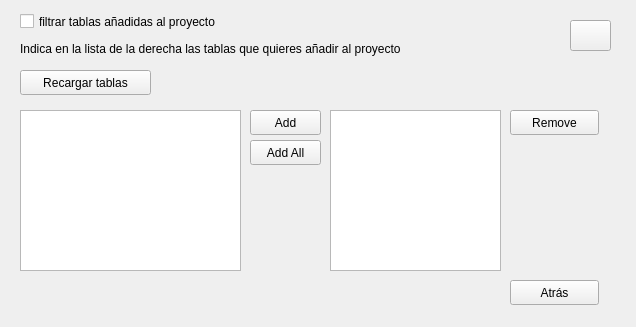
Before: the Qt Designer form dialog_conf_sync.ui in itacyldev/QGIS-crtchk, drawn with Qt 5.
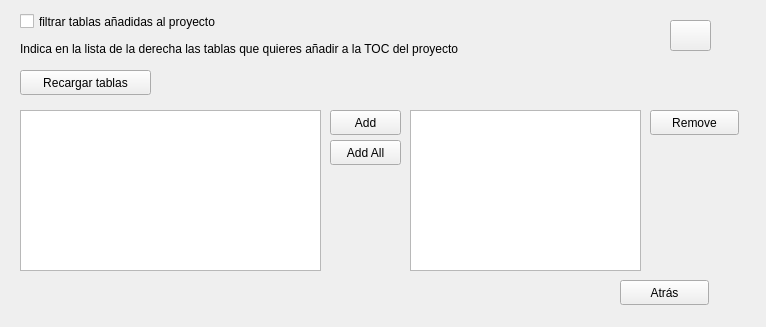
After: the same form once the commit is applied. The open tabs and pages were chosen to show the change. Icons and pictures are not drawn. Custom widgets are drawn as their Qt base class.

Diff of the .ui file:
```diff
--- a/dialog_conf_sync.ui
+++ b/dialog_conf_sync.ui
@@ -6,10 +6,16 @@
    <rect>
     <x>0</x>
     <y>0</y>
-    <width>636</width>
+    <width>766</width>
     <height>327</height>
    </rect>
   </property>
+  <property name="sizePolicy">
+   <sizepolicy hsizetype="Expanding" vsizetype="Expanding">
+    <horstretch>0</horstretch>
+    <verstretch>0</verstretch>
+   </sizepolicy>
+  </property>
   <property name="windowTitle">
    <string>CartoDruid Synchronizer</string>
   </property>
@@ -18,10 +24,19 @@
     <rect>
      <x>10</x>
      <y>10</y>
-     <width>601</width>
+     <width>741</width>
      <height>301</height>
     </rect>
    </property>
+   <property name="sizePolicy">
+    <sizepolicy hsizetype="Expanding" vsizetype="Expanding">
+     <horstretch>0</horstretch>
+     <verstretch>0</verstretch>
+    </sizepolicy>
+   </property>
+   <property name="lineWidth">
+    <number>1</number>
+   </property>
    <widget class="QWidget" name="wks_conf">
     <widget class="QWidget" name="formLayoutWidget">
      <property name="geometry">
@@ -149,20 +164,35 @@
     </widget>
    </widget>
    <widget class="QWidget" name="table_filter">
+    <property name="sizePolicy">
+     <sizepolicy hsizetype="Expanding" vsizetype="Expanding">
+      <horstretch>0</horstretch>
+      <verstretch>0</verstretch>
+     </sizepolicy>
+    </property>
     <widget class="QListWidget" name="lstw_selectionList">
      <property name="geometry">
       <rect>
-       <x>320</x>
+       <x>400</x>
        <y>100</y>
-       <width>171</width>
+       <width>231</width>
        <height>161</height>
       </rect>
      </property>
+     <property name="sizePolicy">
+      <sizepolicy hsizetype="Expanding" vsizetype="Expanding">
+       <horstretch>0</horstretch>
+       <verstretch>0</verstretch>
+      </sizepolicy>
+     </property>
+     <property name="resizeMode">
+      <enum>QListView::Adjust</enum>
+     </property>
     </widget>
     <widget class="QPushButton" name="btn_add_all">
      <property name="geometry">
       <rect>
-       <x>240</x>
+       <x>320</x>
        <y>130</y>
        <width>71</width>
        <height>25</height>
@@ -182,26 +212,13 @@
       </rect>
      </property>
      <property name="text">
-      <string>Indica en la lista de la derecha las tablas que quieres añadir al proyecto</string>
-     </property>
-    </widget>
-    <widget class="QPushButton" name="btn_remove">
-     <property name="geometry">
-      <rect>
-       <x>500</x>
-       <y>100</y>
-       <width>89</width>
-       <height>25</height>
-      </rect>
-     </property>
-     <property name="text">
-      <string>Remove</string>
+      <string>Indica en la lista de la derecha las tablas que quieres añadir a la TOC del proyecto</string>
      </property>
     </widget>
     <widget class="QPushButton" name="btn_add">
      <property name="geometry">
       <rect>
-       <x>240</x>
+       <x>320</x>
        <y>100</y>
        <width>71</width>
        <height>25</height>
@@ -216,7 +233,7 @@
       <rect>
        <x>10</x>
        <y>100</y>
-       <width>221</width>
+       <width>301</width>
        <height>161</height>
       </rect>
      </property>
@@ -224,7 +241,7 @@
     <widget class="QPushButton" name="btn_prev">
      <property name="geometry">
       <rect>
-       <x>500</x>
+       <x>610</x>
        <y>270</y>
        <width>89</width>
        <height>25</height>
@@ -263,7 +280,7 @@
     <widget class="QPushButton" name="btn_help">
      <property name="geometry">
       <rect>
-       <x>560</x>
+       <x>660</x>
        <y>10</y>
        <width>41</width>
        <height>31</height>
@@ -283,6 +300,19 @@
       </size>
      </property>
     </widget>
+    <widget class="QPushButton" name="btn_remove">
+     <property name="geometry">
+      <rect>
+       <x>640</x>
+       <y>100</y>
+       <width>89</width>
+       <height>25</height>
+      </rect>
+     </property>
+     <property name="text">
+      <string>Remove</string>
+     </property>
+    </widget>
    </widget>
   </widget>
  </widget>
```
Left out of the diff: 17 changed lines with no effect on the pictures.
